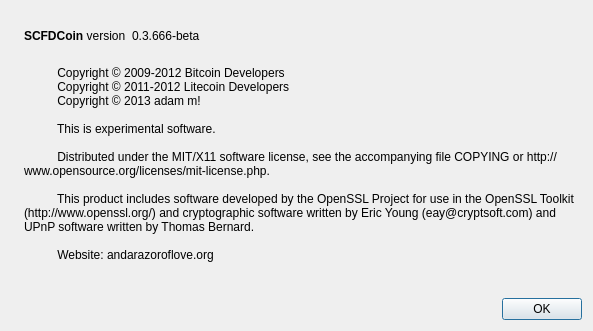
First picture: the form in src/qt/forms/aboutdialog.ui, repository yorulez/ncfdcoin, before the edit.
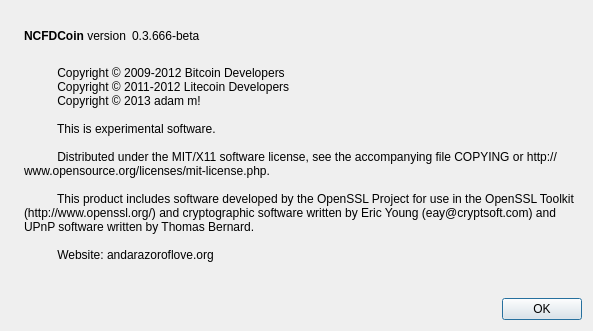
Second picture: the form after the edit. Icons and pictures are not drawn.

The edit to the form file:
```diff
--- a/src/qt/forms/aboutdialog.ui
+++ b/src/qt/forms/aboutdialog.ui
@@ -50,7 +50,7 @@
           <cursorShape>IBeamCursor</cursorShape>
          </property>
          <property name="text">
-          <string>&lt;b&gt;SCFDCoin&lt;/b&gt; version</string>
+          <string>&lt;b&gt;NCFDCoin&lt;/b&gt; version</string>
          </property>
          <property name="textInteractionFlags">
           <set>Qt::LinksAccessibleByMouse|Qt::TextSelectableByKeyboard|Qt::TextSelectableByMouse</set>
```
Left out of the diff: 2 changed lines with no effect on the pictures.
